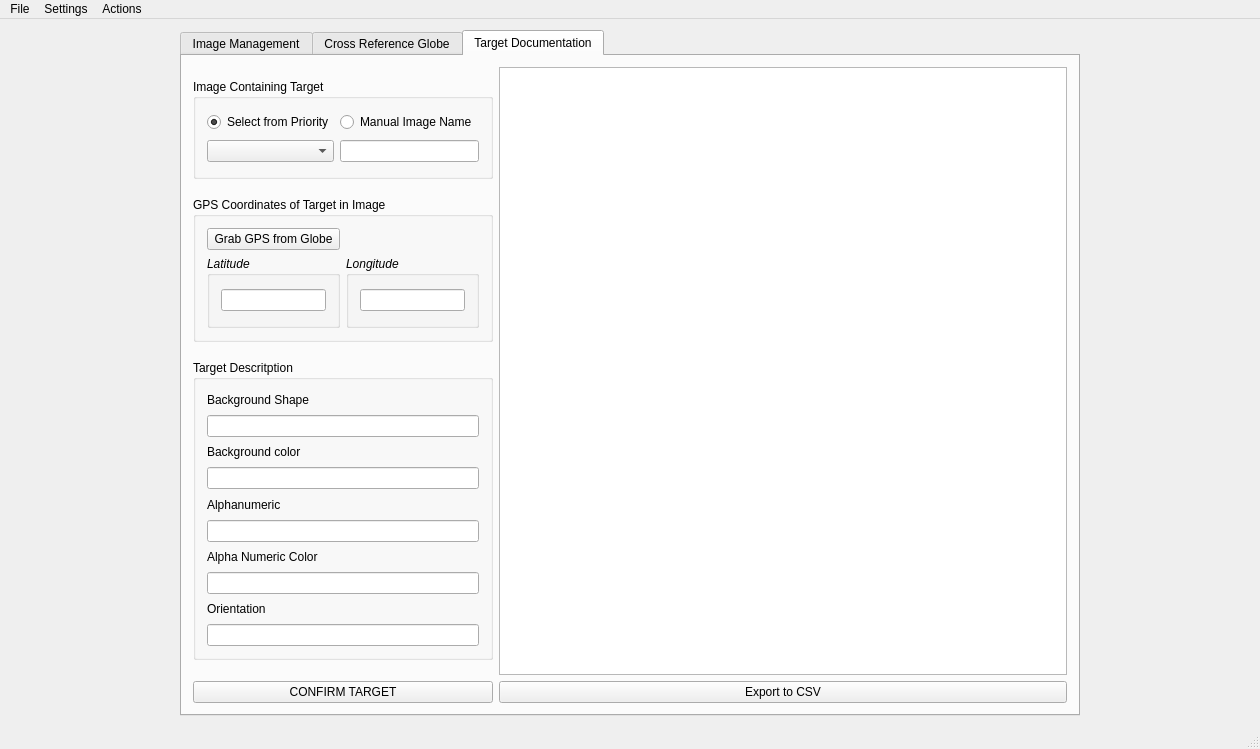
Old version of the form mainwindow.ui in the repository Morgan243/Dynamic-Image-Viewer.
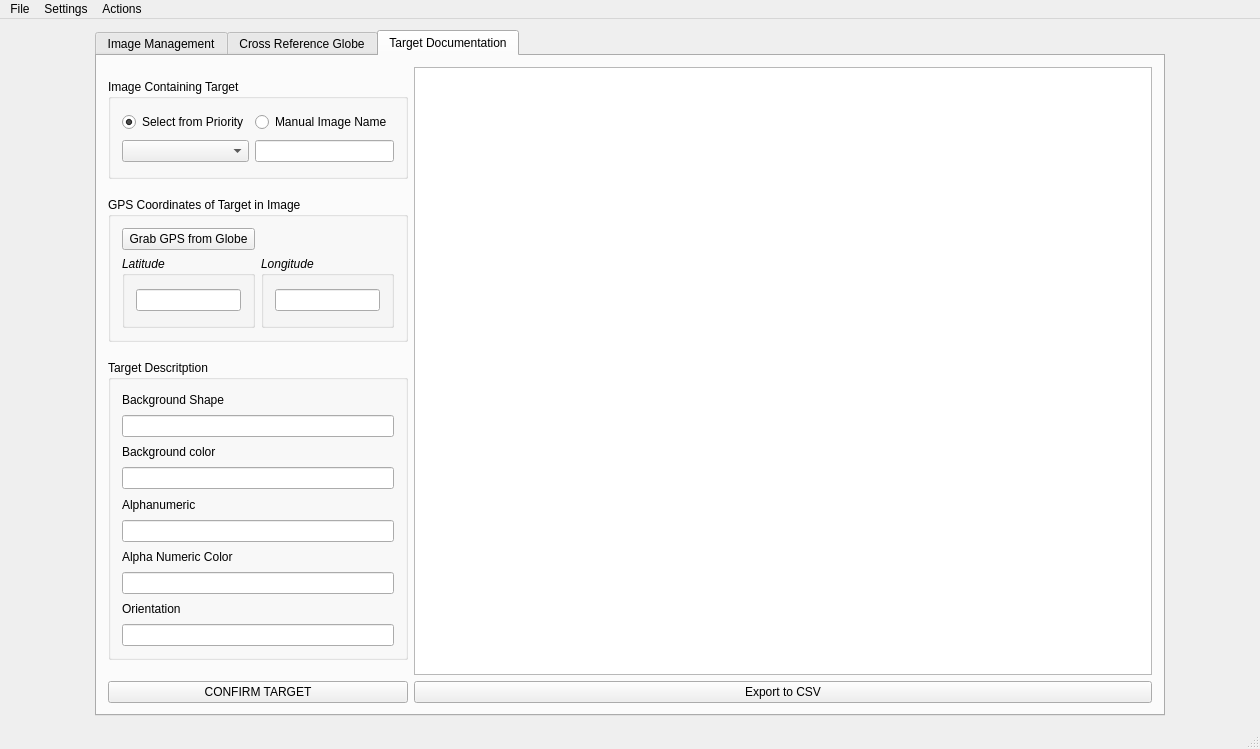
New version of the form. Icons and pictures are not drawn.

Commit message: FIxed splitter proportions on startup

Diff of the .ui file:
```diff
--- a/mainwindow.ui
+++ b/mainwindow.ui
@@ -35,7 +35,7 @@
      <widget class="QTabWidget" name="tabWidget">
       <property name="maximumSize">
        <size>
-        <width>900</width>
+        <width>1070</width>
         <height>16777215</height>
        </size>
       </property>
```
The commit also changes 1 other file.
